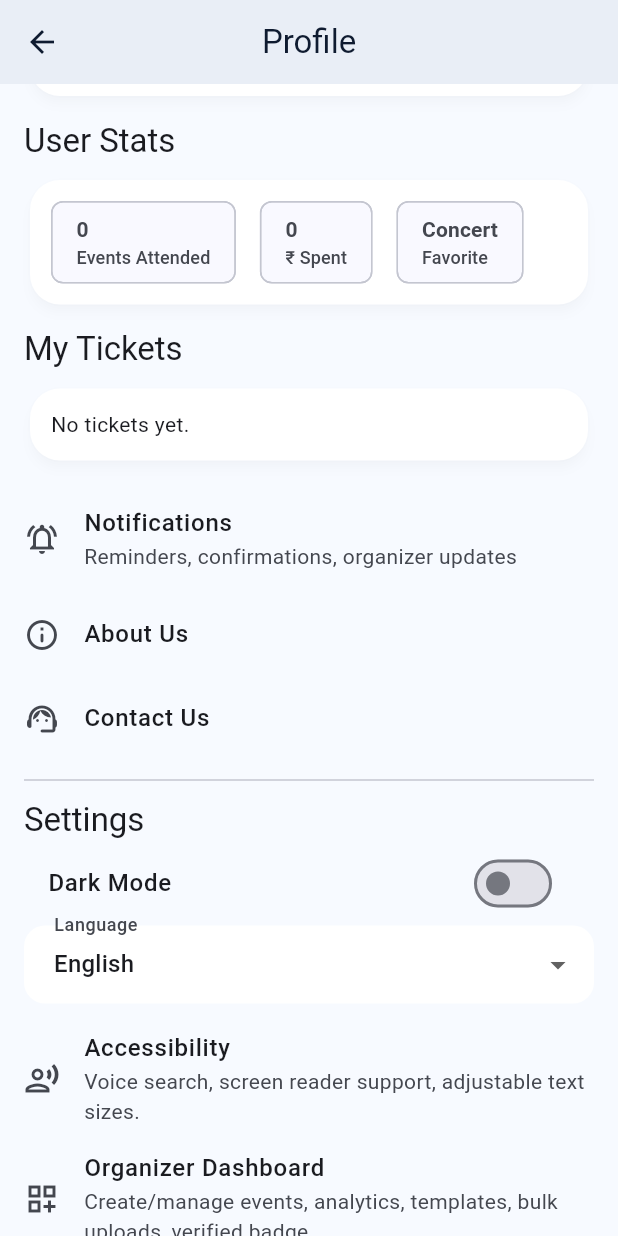
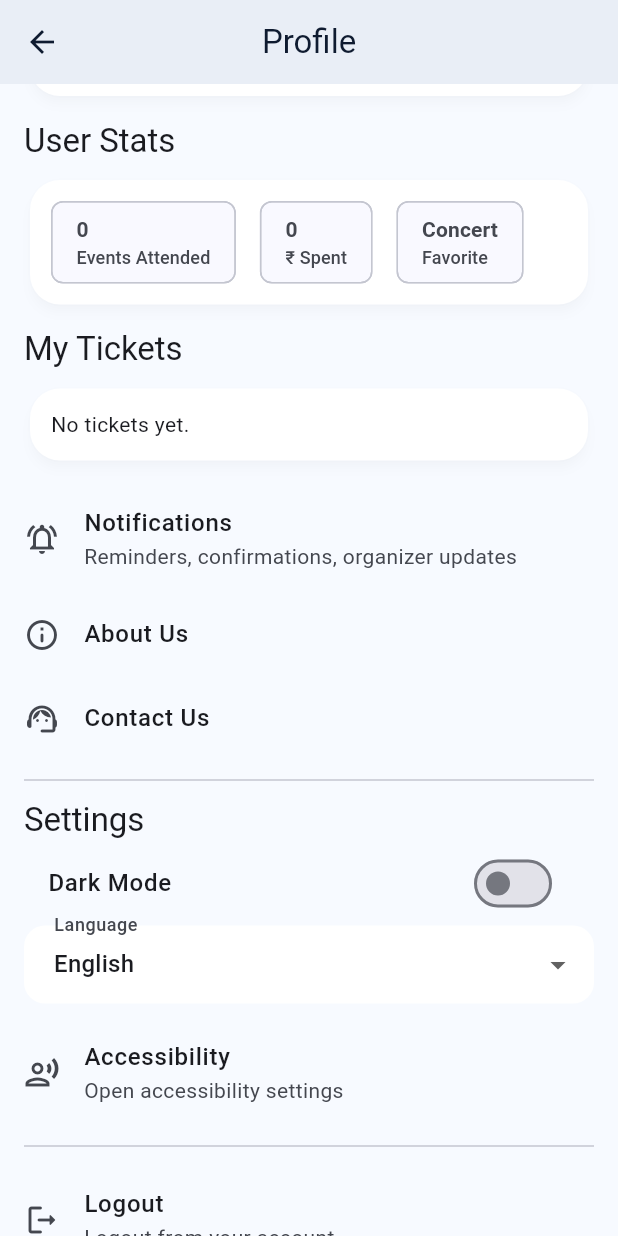
Before and after one commit to janvimoliya/eventbridge1, a Flutter app: the ProfileScreen screen opened directly, scrolled down 342 dp, on a phone screen of 412 x 824 dp. Run offline on Flutter 3.47's test engine with Material 3 defaults, Android fonts, the phone set to English and light mode, and no system bars; our stand-ins replace cloud_firestore, firebase_auth, firebase_core, google_sign_in, local_auth, qr_flutter and 1 more; missing offline and left inert: flutter_facebook_auth; accounts and stored records are empty.

Commit message:
add wishlist and logout

```diff
--- a/lib/l10n/app_localizations.dart
+++ b/lib/l10n/app_localizations.dart
@@ -8,11 +8,7 @@ class AppLocalizations {
 
   final Locale locale;
 
-  static const supportedLocales = [
-    Locale('en'),
-    Locale('hi'),
-    Locale('gu'),
-  ];
+  static const supportedLocales = [Locale('en'), Locale('hi'), Locale('gu')];
 
   static AppLocalizations of(BuildContext context) {
     return Localizations.of<AppLocalizations>(context, AppLocalizations)!;
@@ -26,6 +22,8 @@ class AppLocalizations {
   String get search => _text('Search', 'खोजें', 'શોધો');
   String get wishlist => _text('Wishlist', 'विशलिस्ट', 'વિશલિસ્ટ');
   String get profile => _text('Profile', 'प्रोफ़ाइल', 'પ્રોફાઇલ');
+  String get login => _text('Login', 'लॉगिन', 'લૉગિન');
+  String get logout => _text('Logout', 'लॉगआउट', 'લૉગઆઉટ');
   String get wallet => _text('Wallet', 'वॉलेट', 'વૉલેટ');
   String get notifications => _text('Notifications', 'सूचनाएँ', 'સૂચનાઓ');
   String get categories => _text('Categories', 'श्रेणियाँ', 'શ્રેણીઓ');
@@ -40,8 +38,39 @@ class AppLocalizations {
   String get language => _text('Language', 'भाषा', 'ભાષા');
   String get accessibility =>
       _text('Accessibility', 'पहुँच-योग्यता', 'ઍક્સેસિબિલિટી');
+  String get accessibilitySettings => _text(
+    'Accessibility Settings',
+    'एक्सेसिबिलिटी सेटिंग्स',
+    'ઍક્સેસિબિલિટી સેટિંગ્સ',
+  );
+  String get accessibilitySettingsSubtitle => _text(
+    'Adjust text size to improve readability across the app.',
+    'ऐप में पढ़ने की सुविधा बेहतर करने के लिए टेक्स्ट साइज बदलें।',
+    'એપમાં વાંચવાની સરળતા માટે ટેક્સ્ટ સાઇઝ બદલો.',
+  );
+  String get openAccessibilitySettings => _text(
+    'Open accessibility settings',
+    'एक्सेसिबिलिटी सेटिंग्स खोलें',
+    'ઍક્સેસિબિલિટી સેટિંગ્સ ખોલો',
+  );
+  String get textSize => _text('Text Size', 'टेक्स्ट साइज़', 'ટેક્સ્ટ સાઇઝ');
+  String get textScalePreview => _text(
+    'This is a text size preview.',
+    'यह टेक्स्ट साइज़ का प्रीव्यू है।',
+    'આ ટેક્સ્ટ સાઇઝનું પ્રિવ્યુ છે.',
+  );
+  String get accessibilityTip => _text(
+    'Tip: You can also use your device accessibility options for bold text and screen readers.',
+    'टिप: बोल्ड टेक्स्ट और स्क्रीन रीडर के लिए आप डिवाइस की एक्सेसिबिलिटी सेटिंग्स भी इस्तेमाल कर सकते हैं।',
+    'ટિપ: બોલ્ડ ટેક્સ્ટ અને સ્ક્રીન રીડર માટે ડિવાઇસની ઍક્સેસિબિલિટી સેટિંગ્સ પણ વાપરી શકો છો.',
+  );
   String get organizerDashboard =>
       _text('Organizer Dashboard', 'ऑर्गेनाइज़र डैशबोर्ड', 'આયોજક ડેશબોર્ડ');
+  String get organizerTools => _text(
+    'Create/manage events, analytics and organizer tools.',
+    'इवेंट बनाएं/मैनेज करें, एनालिटिक्स और ऑर्गेनाइज़र टूल्स।',
+    'ઇવેન્ટ બનાવો/મેનેજ કરો, ઍનલિટિક્સ અને આયોજક ટૂલ્સ.',
+  );
   String get editProfile =>
       _text('Edit Profile', 'प्रोफ़ाइल संपादित करें', 'પ્રોફાઇલ સંપાદિત કરો');
   String get editName => _text('Edit Name', 'नाम बदलें', 'નામ સંપાદિત કરો');
@@ -55,27 +84,64 @@ class AppLocalizations {
   String get save => _text('Save', 'सहेजें', 'સેવ કરો');
   String get name => _text('Name', 'नाम', 'નામ');
   String get phone => _text('Phone', 'फोन', 'ફોન');
-  String get photoUrl =>
-      _text('Profile Photo URL (optional)', 'प्रोफ़ाइल फोटो URL (वैकल्पिक)', 'પ્રોફાઇલ ફોટો URL (વૈકલ્પિક)');
+  String get photoUrl => _text(
+    'Profile Photo URL (optional)',
+    'प्रोफ़ाइल फोटो URL (वैकल्पिक)',
+    'પ્રોફાઇલ ફોટો URL (વૈકલ્પિક)',
+  );
   String get nameRequired =>
       _text('Name is required.', 'नाम आवश्यक है.', 'નામ જરૂરી છે.');
-  String get phoneRequired =>
-      _text('Phone must be exactly 10 digits.', 'फोन ठीक 10 अंक का होना चाहिए.', 'ફોન ચોક્કસ 10 અંકનો હોવો જોઈએ.');
-  String get validUrl =>
-      _text('Enter a valid URL.', 'मान्य URL दर्ज करें.', 'માન્ય URL દાખલ કરો.');
-  String get profileUpdatedSuccessfully =>
-      _text('Profile updated successfully.', 'प्रोफ़ाइल सफलतापूर्वक अपडेट हुई.', 'પ્રોફાઇલ સફળતાપૂર્વક અપડેટ થઈ.');
+  String get phoneRequired => _text(
+    'Phone must be exactly 10 digits.',
+    'फोन ठीक 10 अंक का होना चाहिए.',
+    'ફોન ચોક્કસ 10 અંકનો હોવો જોઈએ.',
+  );
+  String get validUrl => _text(
+    'Enter a valid URL.',
+    'मान्य URL दर्ज करें.',
+    'માન્ય URL દાખલ કરો.',
+  );
+  String get profileUpdatedSuccessfully => _text(
+    'Profile updated successfully.',
+    'प्रोफ़ाइल सफलतापूर्वक अपडेट हुई.',
+    'પ્રોફાઇલ સફળતાપૂર્વક અપડેટ થઈ.',
+  );
   String get guestUser =>
       _text('Guest User', 'अतिथि उपयोगकर्ता', 'અતિથિ વપરાશકર્તા');
-  String get setYourDisplayName =>
-      _text('Set your display name', 'अपना दिखने वाला नाम सेट करें', 'તમારું ડિસ્પ્લે નામ સેટ કરો');
+  String get setYourDisplayName => _text(
+    'Set your display name',
+    'अपना दिखने वाला नाम सेट करें',
+    'તમારું ડિસ્પ્લે નામ સેટ કરો',
+  );
+  String get signInToManageProfile => _text(
+    'Sign in to manage your profile and wishlist.',
+    'प्रोफ़ाइल और विशलिस्ट मैनेज करने के लिए साइन इन करें।',
+    'પ્રોફાઇલ અને વિશલિસ્ટ મેનેજ કરવા સાઇન ઇન કરો.',
+  );
+  String get logoutFromYourAccount => _text(
+    'Logout from your account',
+    'अपने खाते से लॉगआउट करें',
+    'તમારા એકાઉન્ટમાંથી લૉગઆઉટ કરો',
+  );
+  String get loggedOutSuccessfully => _text(
+    'Logged out successfully.',
+    'सफलतापूर्वक लॉगआउट हो गया।',
+    'સફળતાપૂર્વક લૉગઆઉટ થયું.',
+  );
   String get addMobileNumber =>
       _text('Add mobile number', 'मोबाइल नंबर जोड़ें', 'મોબાઇલ નંબર ઉમેરો');
-  String get profileImageIsSet =>
-      _text('Profile image is set', 'प्रोफ़ाइल छवि सेट है', 'પ્રોફાઇલ છબી સેટ છે');
-  String get addProfilePhotoLink =>
-      _text('Add a profile photo link', 'प्रोफ़ाइल फोटो लिंक जोड़ें', 'પ્રોફાઇલ ફોટો લિંક ઉમેરો');
-  String get userStats => _text('User Stats', 'उपयोगकर्ता आँकड़े', 'વપરાશકર્તા આંકડા');
+  String get profileImageIsSet => _text(
+    'Profile image is set',
+    'प्रोफ़ाइल छवि सेट है',
+    'પ્રોફાઇલ છબી સેટ છે',
+  );
+  String get addProfilePhotoLink => _text(
+    'Add a profile photo link',
+    'प्रोफ़ाइल फोटो लिंक जोड़ें',
+    'પ્રોફાઇલ ફોટો લિંક ઉમેરો',
+  );
+  String get userStats =>
+      _text('User Stats', 'उपयोगकर्ता आँकड़े', 'વપરાશકર્તા આંકડા');
   String get eventsAttended =>
       _text('Events Attended', 'भाग लिए इवेंट', 'હાજર રહેલા ઇવેન્ટ્સ');
   String get spent => _text('Spent', 'खर्च', 'ખર્ચ');
@@ -83,14 +149,23 @@ class AppLocalizations {
   String get myTickets => _text('My Tickets', 'मेरे टिकट', 'મારા ટિકિટ');
   String get noTicketsYet =>
       _text('No tickets yet.', 'अभी कोई टिकट नहीं.', 'હજી કોઈ ટિકિટ નથી.');
-  String get notificationsSubtitle =>
-      _text('Reminders, confirmations, organizer updates', 'रिमाइंडर, पुष्टि, ऑर्गेनाइज़र अपडेट', 'રિમાઇન્ડર, પુષ્ટિ, આયોજક અપડેટ્સ');
+  String get notificationsSubtitle => _text(
+    'Reminders, confirmations, organizer updates',
+    'रिमाइंडर, पुष्टि, ऑर्गेनाइज़र अपडेट',
+    'રિમાઇન્ડર, પુષ્ટિ, આયોજક અપડેટ્સ',
+  );
   String get aboutUs => _text('About Us', 'हमारे बारे में', 'અમારા વિશે');
   String get contactUs => _text('Contact Us', 'संपर्क करें', 'સંપર્ક કરો');
-  String get couldNotLoadEventsFromFirestore =>
-      _text('Could not load events from Firestore:', 'Firestore से इवेंट लोड नहीं हो पाए:', 'Firestoreમાંથી ઇવેન્ટ્સ લોડ થઈ શક્યા નથી:');
-  String get noEventsFoundInFirestore =>
-      _text('No events found in Firestore collection "events".', 'Firestore कलेक्शन "events" में कोई इवेंट नहीं मिला.', 'Firestore કલેક્શન "events" માં કોઈ ઇવેન્ટ મળ્યો નથી.');
+  String get couldNotLoadEventsFromFirestore => _text(
+    'Could not load events from Firestore:',
+    'Firestore से इवेंट लोड नहीं हो पाए:',
+    'Firestoreમાંથી ઇવેન્ટ્સ લોડ થઈ શક્યા નથી:',
+  );
+  String get noEventsFoundInFirestore => _text(
+    'No events found in Firestore collection "events".',
+    'Firestore कलेक्शन "events" में कोई इवेंट नहीं मिला.',
+    'Firestore કલેક્શન "events" માં કોઈ ઇવેન્ટ મળ્યો નથી.',
+  );
 
   String categoryLabel(EventCategory category) {
     switch (category) {
@@ -119,14 +194,14 @@ class AppLocalizations {
   }
 }
 
-class _AppLocalizationsDelegate extends LocalizationsDelegate<AppLocalizations> {
+class _AppLocalizationsDelegate
+    extends LocalizationsDelegate<AppLocalizations> {
   const _AppLocalizationsDelegate();
 
   @override
-  bool isSupported(Locale locale) =>
-      AppLocalizations.supportedLocales.any(
-        (supported) => supported.languageCode == locale.languageCode,
-      );
+  bool isSupported(Locale locale) => AppLocalizations.supportedLocales.any(
+    (supported) => supported.languageCode == locale.languageCode,
+  );
 
   @override
   Future<AppLocalizations> load(Locale locale) {
--- a/lib/screens/profile_screen.dart
+++ b/lib/screens/profile_screen.dart
@@ -5,7 +5,9 @@ import '../l10n/app_localizations.dart';
 import '../providers/user_provider.dart';
 import '../widgets/ticket_card.dart';
 import 'about_screen.dart';
+import 'accessibility_settings_screen.dart';
 import 'contact_screen.dart';
+import 'login_screen.dart';
 import 'notifications_screen.dart';
 
 class ProfileScreen extends StatefulWidget {
@@ -19,6 +21,45 @@ class ProfileScreen extends StatefulWidget {
 
 class _ProfileScreenState extends State<ProfileScreen> {
   bool _isSavingProfile = false;
+  bool _isLoggingOut = false;
+
+  void _openLogin() {
+    Navigator.of(context).pushNamed(LoginScreen.routeName);
+  }
+
+  Future<void> _logout() async {
+    if (_isLoggingOut) {
+      return;
+    }
+
+    final strings = AppLocalizations.of(context);
+    setState(() => _isLoggingOut = true);
+    try {
+      await context.read<UserProvider>().logout();
+      if (!mounted) {
+        return;
+      }
+      ScaffoldMessenger.of(
+        context,
+      ).showSnackBar(SnackBar(content: Text(strings.loggedOutSuccessfully)));
+      Navigator.of(
+        context,
+      ).pushNamedAndRemoveUntil(LoginScreen.routeName, (route) => false);
+    } catch (error) {
+      if (!mounted) {
+        return;
+      }
+      ScaffoldMessenger.of(context).showSnackBar(
+        SnackBar(
+          content: Text(error.toString().replaceFirst('Exception: ', '')),
+        ),
+      );
+    } finally {
+      if (mounted) {
+        setState(() => _isLoggingOut = false);
+      }
+    }
+  }
 
   Future<void> _openEditProfileDialog() async {
     final strings = AppLocalizations.of(context);
@@ -209,6 +250,32 @@ class _ProfileScreenState extends State<ProfileScreen> {
             ),
           ),
         ),
+        if (user == null) ...[
+          const SizedBox(height: 8),
+          Card(
+            child: Padding(
+              padding: const EdgeInsets.all(14),
+              child: Column(
+                crossAxisAlignment: CrossAxisAlignment.start,
+                children: [
+                  Text(
+                    strings.signInToManageProfile,
+                    style: Theme.of(context).textTheme.bodyMedium,
+                  ),
+                  const SizedBox(height: 10),
+                  SizedBox(
+                    width: double.infinity,
+                    child: FilledButton.icon(
+                      onPressed: _openLogin,
+                      icon: const Icon(Icons.login_rounded),
+                      label: Text(strings.login),
+                    ),
+                  ),
+                ],
+              ),
+            ),
+          ),
+        ],
         const SizedBox(height: 8),
         Card(
           child: Column(
@@ -309,6 +376,14 @@ class _ProfileScreenState extends State<ProfileScreen> {
         ),
         const Divider(height: 26),
         Text(strings.settings, style: Theme.of(context).textTheme.titleLarge),
+        if (user == null)
+          ListTile(
+            contentPadding: EdgeInsets.zero,
+            leading: const Icon(Icons.login_rounded),
+            title: Text(strings.login),
+            subtitle: Text(strings.signInToManageProfile),
+            onTap: _openLogin,
+          ),
         SwitchListTile(
           value: userProvider.themeMode == ThemeMode.dark,
           onChanged: userProvider.setThemeMode,
@@ -333,18 +408,34 @@ class _ProfileScreenState extends State<ProfileScreen> {
           contentPadding: EdgeInsets.zero,
           leading: const Icon(Icons.record_voice_over_outlined),
           title: Text(strings.accessibility),
-          subtitle: const Text(
-            'Voice search, screen reader support, adjustable text sizes.',
+          subtitle: Text(strings.openAccessibilitySettings),
+          onTap: () => Navigator.of(
+            context,
+          ).pushNamed(AccessibilitySettingsScreen.routeName),
+        ),
+        if (user?.isOrganizer == true)
+          ListTile(
+            contentPadding: EdgeInsets.zero,
+            leading: const Icon(Icons.dashboard_customize_outlined),
+            title: Text(strings.organizerDashboard),
+            subtitle: Text(strings.organizerTools),
           ),
-        ),
-        ListTile(
-          contentPadding: EdgeInsets.zero,
-          leading: const Icon(Icons.dashboard_customize_outlined),
-          title: Text(strings.organizerDashboard),
-          subtitle: const Text(
-            'Create/manage events, analytics, templates, bulk uploads, verified badge.',
+        if (user != null) ...[
+          const Divider(height: 26),
+          ListTile(
+            contentPadding: EdgeInsets.zero,
+            leading: _isLoggingOut
+                ? const SizedBox(
+                    width: 20,
+                    height: 20,
+                    child: CircularProgressIndicator(strokeWidth: 2),
+                  )
+                : const Icon(Icons.logout_rounded),
+            title: Text(strings.logout),
+            subtitle: Text(strings.logoutFromYourAccount),
+            onTap: _isLoggingOut ? null : _logout,
           ),
-        ),
+        ],
       ],
     );
 
```
Also changed, not shown: lib/main.dart (+13 -3 lines), lib/providers/user_provider.dart (+94 -9 lines), lib/screens/accessibility_settings_screen.dart (added, +68 -0 lines), lib/screens/event_detail_screen.dart (+11 -3 lines), lib/screens/home_screen.dart (+11 -3 lines), lib/screens/wishlist_screen.dart (+9 -1 lines), lib/services/auth_service.dart (+17 -0 lines), firebase.json, 1 other file.
